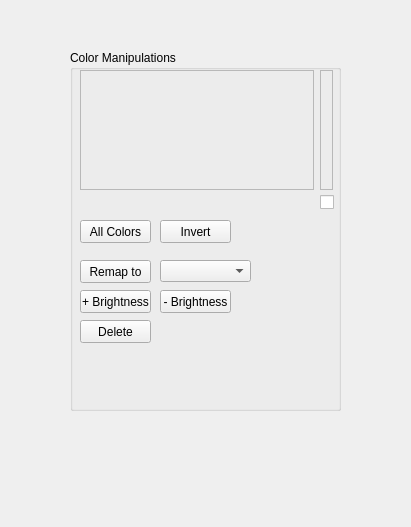
First picture: the form in main_window.ui, repository EthanRansberger/Statistics_Calculator_MK1, before the edit.
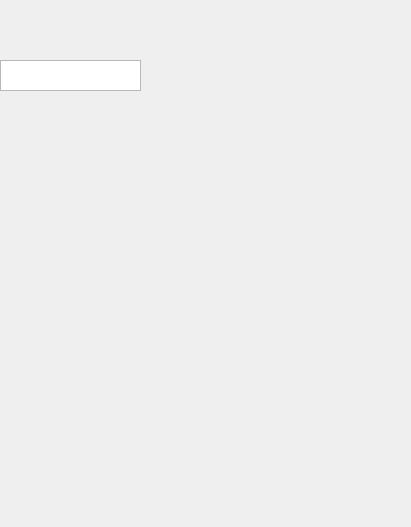
Second picture: the form after the edit. Icons and pictures are not drawn.

The edit to the form file:
```diff
--- a/main_window.ui
+++ b/main_window.ui
@@ -13,184 +13,15 @@
   <property name="windowTitle">
    <string>Form</string>
   </property>
-  <widget class="QGroupBox" name="groupBox_selectedColor">
+  <widget class="QTextEdit" name="textEdit">
    <property name="geometry">
     <rect>
-     <x>70</x>
-     <y>50</y>
-     <width>271</width>
-     <height>361</height>
+     <x>0</x>
+     <y>60</y>
+     <width>141</width>
+     <height>31</height>
     </rect>
    </property>
-   <property name="title">
-    <string>Color Manipulations</string>
-   </property>
-   <widget class="QPushButton" name="pushButton_colorsAll">
-    <property name="geometry">
-     <rect>
-      <x>10</x>
-      <y>170</y>
-      <width>71</width>
-      <height>23</height>
-     </rect>
-    </property>
-    <property name="text">
-     <string>All Colors</string>
-    </property>
-   </widget>
-   <widget class="QWidget" name="widget_colorPanel" native="true">
-    <property name="geometry">
-     <rect>
-      <x>10</x>
-      <y>140</y>
-      <width>234</width>
-      <height>23</height>
-     </rect>
-    </property>
-    <property name="layoutDirection">
-     <enum>Qt::LeftToRight</enum>
-    </property>
-    <layout class="QHBoxLayout" name="horizontalLayout">
-     <property name="spacing">
-      <number>0</number>
-     </property>
-     <property name="leftMargin">
-      <number>0</number>
-     </property>
-     <property name="rightMargin">
-      <number>0</number>
-     </property>
-    </layout>
-   </widget>
-   <widget class="QLabel" name="image_colorPanel">
-    <property name="geometry">
-     <rect>
-      <x>10</x>
-      <y>20</y>
-      <width>234</width>
-      <height>120</height>
-     </rect>
-    </property>
-    <property name="frameShape">
-     <enum>QFrame::StyledPanel</enum>
-    </property>
-    <property name="frameShadow">
-     <enum>QFrame::Sunken</enum>
-    </property>
-    <property name="text">
-     <string/>
-    </property>
-    <property name="pixmap">
-     <pixmap>:/images/res/colors.png</pixmap>
-    </property>
-   </widget>
-   <widget class="QPushButton" name="pushButton_colorsInvert">
-    <property name="geometry">
-     <rect>
-      <x>90</x>
-      <y>170</y>
-      <width>71</width>
-      <height>23</height>
-     </rect>
-    </property>
-    <property name="text">
-     <string>Invert</string>
-    </property>
-   </widget>
-   <widget class="QLabel" name="label_colorPanelPrimaryRemap">
-    <property name="geometry">
-     <rect>
-      <x>250</x>
-      <y>20</y>
-      <width>13</width>
-      <height>120</height>
-     </rect>
-    </property>
-    <property name="frameShape">
-     <enum>QFrame::StyledPanel</enum>
-    </property>
-    <property name="text">
-     <string/>
-    </property>
-    <property name="pixmap">
-     <pixmap>:/images/res/remap.png</pixmap>
-    </property>
-   </widget>
-   <widget class="QCheckBox" name="checkBox_primaryRemap">
-    <property name="geometry">
-     <rect>
-      <x>250</x>
-      <y>144</y>
-      <width>16</width>
-      <height>16</height>
-     </rect>
-    </property>
-    <property name="text">
-     <string/>
-    </property>
-   </widget>
-   <widget class="QPushButton" name="pushButton_deleteColor">
-    <property name="geometry">
-     <rect>
-      <x>10</x>
-      <y>270</y>
-      <width>71</width>
-      <height>23</height>
-     </rect>
-    </property>
-    <property name="text">
-     <string>Delete</string>
-    </property>
-   </widget>
-   <widget class="QComboBox" name="comboBox_remapToColor">
-    <property name="geometry">
-     <rect>
-      <x>90</x>
-      <y>210</y>
-      <width>91</width>
-      <height>22</height>
-     </rect>
-    </property>
-   </widget>
-   <widget class="QPushButton" name="pushButton_remapTo">
-    <property name="geometry">
-     <rect>
-      <x>10</x>
-      <y>210</y>
-      <width>71</width>
-      <height>23</height>
-     </rect>
-    </property>
-    <property name="text">
-     <string>Remap to</string>
-    </property>
-   </widget>
-   <widget class="QPushButton" name="pushButton_incrBrightness">
-    <property name="geometry">
-     <rect>
-      <x>10</x>
-      <y>240</y>
-      <width>71</width>
-      <height>23</height>
-     </rect>
-    </property>
-    <property name="text">
-     <string>+ Brightness</string>
-    </property>
-   </widget>
-   <widget class="QPushButton" name="pushButton_decrBrightness">
-    <property name="geometry">
-     <rect>
-      <x>90</x>
-      <y>240</y>
-      <width>71</width>
-      <height>23</height>
-     </rect>
-    </property>
-    <property name="text">
-     <string>- Brightness</string>
-    </property>
-   </widget>
   </widget>
  </widget>
  <resources/>
```
